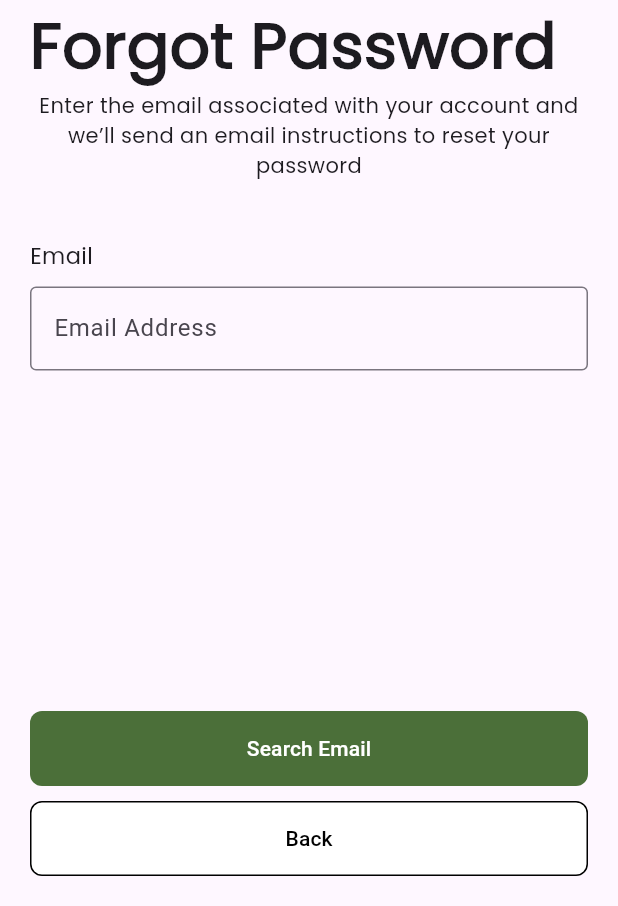
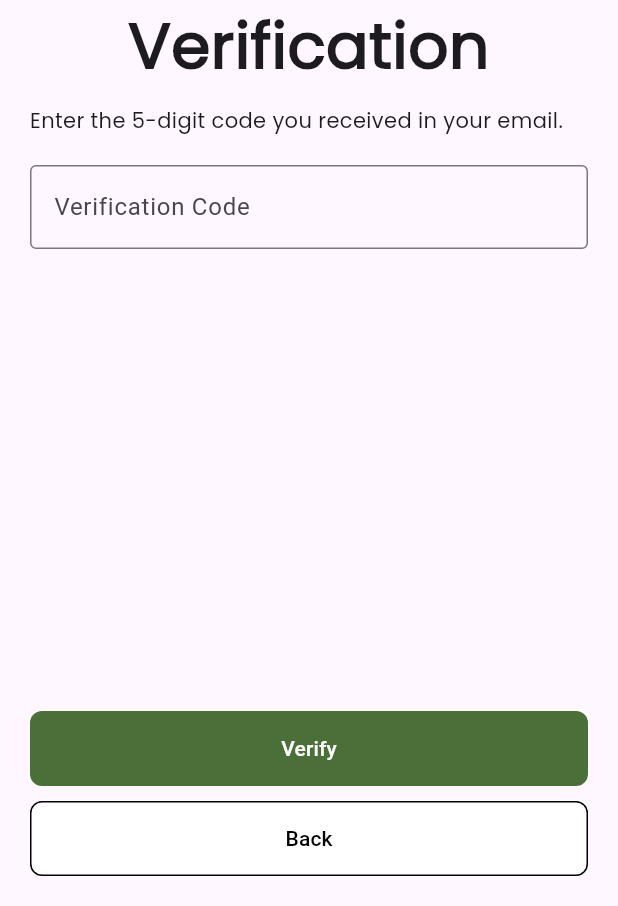
Before and after one commit to mystickminal14/MeroKhet, a Flutter app: the screen it shows after launch, on a phone screen of 412 x 824 dp, the part 330-1236 px from its top. Run offline on Flutter 3.47's test engine with Material 3 defaults, Android fonts, the light colour scheme and no system bars; our stand-ins replace image_picker.

Commit message:
email verificatin page done

```diff
--- a/lib/main.dart
+++ b/lib/main.dart
@@ -1,5 +1,6 @@
 import 'package:flutter/material.dart';
 import 'package:merokhetapp/navigation/navigation_flow.dart';
+import 'package:merokhetapp/resetpassword/emailverification.dart';
 import 'package:merokhetapp/resetpassword/forgotpassword.dart';
 import 'package:merokhetapp/screens/auth/consumer_registration.dart';
 import 'package:merokhetapp/screens/auth/farmer_auth/farmer_registration_page.dart';
@@ -37,7 +38,7 @@ class MyApp extends StatelessWidget {
       debugShowCheckedModeBanner: false,
 
       routes: {
-        '/': (context) => const ForgetPassword(),
+        '/': (context) => const EmailVerification(),
         '/login': (context) => const LoginPage(),
         '/navi': (context) => const NavigationFlow(),
         '/consumer_registration': (context) => const ConsumerRegistration(),
--- a/lib/resetpassword/emailverification.dart
+++ b/lib/resetpassword/emailverification.dart
@@ -1,19 +1,88 @@
+
 import 'package:flutter/material.dart';
 
-class Emailverification extends StatefulWidget {
-  const Emailverification({super.key});
+class EmailVerification extends StatefulWidget {
+  const EmailVerification({super.key});
 
   @override
-  State<Emailverification> createState() => _EmailverificationState();
+  State<EmailVerification> createState() => _EmailVerificationState();
 }
 
-class _EmailverificationState extends State<Emailverification> {
+class _EmailVerificationState extends State<EmailVerification> {
+  Color hexToColor(String hex) {
+    hex = hex.replaceAll("#", ""); // Remove the # symbol if present
+    return Color(int.parse("FF$hex", radix: 16)); // Convert to Color
+  }
+
   @override
   Widget build(BuildContext context) {
-    return const Scaffold(
-      body: Column(
+    return Scaffold(
+      body: Padding(
+        padding: const EdgeInsets.all(20.0),
+        child: Column(
+          mainAxisAlignment: MainAxisAlignment.spaceBetween,
 
+          children: [
+            Container(
+                child: Column(
+                    crossAxisAlignment: CrossAxisAlignment.start,
+                    children: [
+                      Image.asset('assets/mklogo.png',width: 150,height: 200,),
+                      Center(child: const Text('Verification',style: TextStyle(fontSize: 42,fontWeight: FontWeight.bold,fontFamily:'poppins'),textAlign: TextAlign.center,)),
+                      SizedBox(height:10),
+                      Text('Enter the 5-digit code you received in your email.',style: TextStyle(fontFamily: 'poppins',),textAlign:TextAlign.center,),
+
+                      SizedBox(height:20),
+                      const TextField(decoration: InputDecoration(
+                        hintText: "Verification Code",
+                        labelStyle: TextStyle(color: Colors.green),// Placeholder text
+                        border: OutlineInputBorder(
+                          borderSide: BorderSide(color: Colors.green, width: 2.0),
+                        ), // Adds a border around the TextField
+                      ),)]
+
+                )
+
+            ),
+            Container(
+              child: Column(
+                children: [
+                  // Search Email Button
+                  TextButton(
+                    onPressed: () {},
+                    style: TextButton.styleFrom(
+                      backgroundColor: hexToColor("#4B6F39"), // Button background color
+                      foregroundColor: Colors.white, // Text color
+                      minimumSize: Size(500, 50), // Increase button size (width, height)
+                      shape: RoundedRectangleBorder(
+                        borderRadius: BorderRadius.circular(8.0), // Decrease curve radius
+                      ),
+                    ),
+                    child: const Text('Verify'),
+                  ),
+                  SizedBox(height: 10), // Add spacing between the buttons
+
+                  // Back Button
+                  TextButton(
+                    onPressed: () {},
+                    style: TextButton.styleFrom(
+                      backgroundColor: Colors.white, // Button background color
+                      foregroundColor: Colors.black, // Text color
+                      side: BorderSide(color: Colors.black, width: 1), // Border color and width
+                      minimumSize: Size(500, 50), // Increase button size (width, height)
+                      shape: RoundedRectangleBorder(
+                        borderRadius: BorderRadius.circular(8.0), // Decrease curve radius
+                      ),
+                    ),
+                    child: const Text('Back'),
+                  ),
+                ],
+              ),
+            )
+
+          ],
+        ),
       ),
-    );
+    ) ;
   }
 }
```
